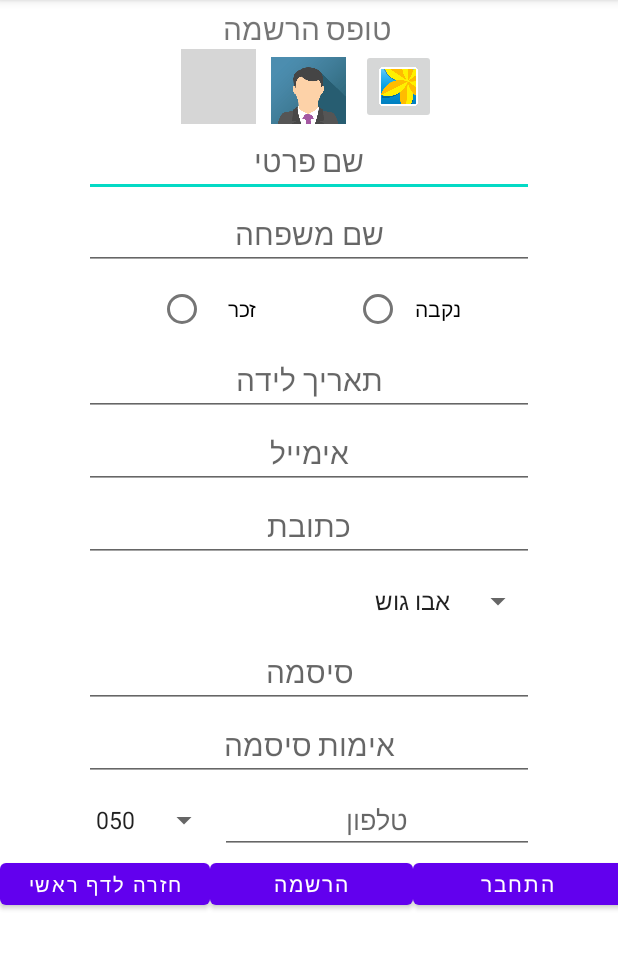
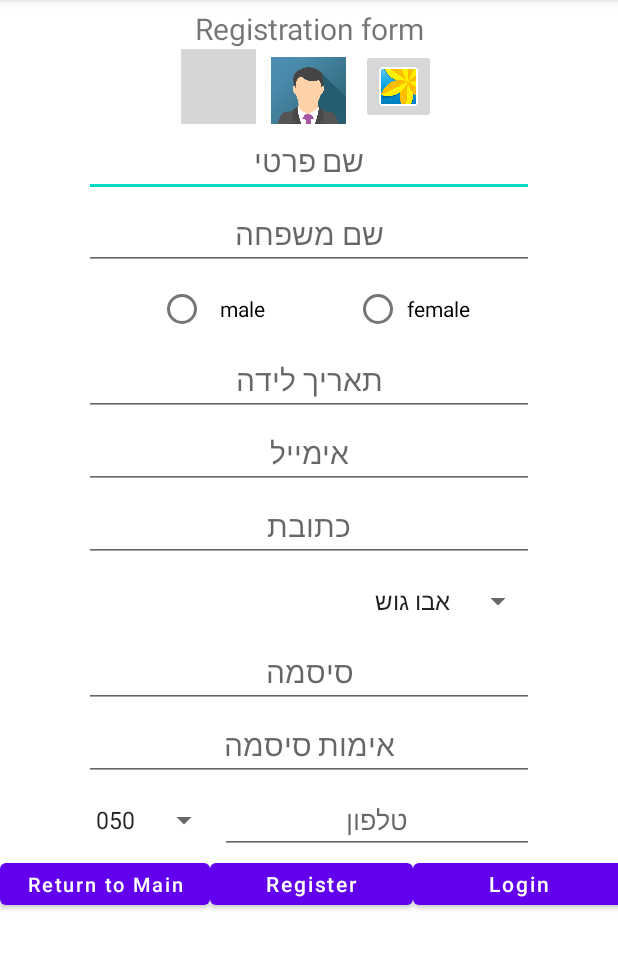
Before and after one commit to RoyIdan/RoyIdanProject, an Android app: the screen it shows after launch (RegisterActivity), after a tap on "הרשמה", on a phone screen of 412 x 824 dp, the part 84-1052 px from its top. Run offline under Robolectric (Android 15) with nearby library versions, the phone set to English and light mode, and no system bars; our stand-ins replace Room's generated code; grey boxes are pictures that could not be loaded.

Commit message:
Initial commit

```diff
--- a/app/src/main/java/com/example/royidanproject/Adapters/UsersAdapter.java
+++ b/app/src/main/java/com/example/royidanproject/Adapters/UsersAdapter.java
@@ -36,7 +36,7 @@ import java.util.concurrent.TimeUnit;
 import java.util.zip.Inflater;
 
 import static com.example.royidanproject.MainActivity.SP_NAME;
-import static com.example.royidanproject.MainActivity.USERS_FOLDER_NAME;
+import static com.example.royidanproject.MainActivity.FOLDER_NAME;
 
 public class UsersAdapter extends BaseAdapter {
 
@@ -167,7 +167,7 @@ public class UsersAdapter extends BaseAdapter {
         tvUserPhone.setText(user.getUserPhone());
         tvUserEmail.setText(user.getUserEmail());
 
-        File folder = new File(Environment.getExternalStorageDirectory() + "/" + USERS_FOLDER_NAME);
+        File folder = new File(Environment.getExternalStorageDirectory() + "/" + FOLDER_NAME);
         Uri uri = Uri.parse("file://" + folder + "/" + photoName);
         ivPhoto.setImageURI(uri);
         return view;
--- a/app/src/main/java/com/example/royidanproject/DatabaseFolder/SmartphonesDao.java
+++ b/app/src/main/java/com/example/royidanproject/DatabaseFolder/SmartphonesDao.java
@@ -18,7 +18,4 @@ public interface SmartphonesDao {
     @Query("SELECT * FROM tblsmartphones WHERE :query")
     List<Smartphone> getByQuery(String query);
 
-    @Query("SELECT * FROM tblsmartphones")
-    List<Smartphone> getAll();
-
 }
--- a/app/src/main/java/com/example/royidanproject/DatabaseFolder/TypeConverters.java
+++ b/app/src/main/java/com/example/royidanproject/DatabaseFolder/TypeConverters.java
@@ -15,6 +15,4 @@ public class TypeConverters {
         return date == null ? null : date.getTime();
     }
 
-
-
 }
--- a/app/src/main/java/com/example/royidanproject/DatabaseFolder/UsersDao.java
+++ b/app/src/main/java/com/example/royidanproject/DatabaseFolder/UsersDao.java
@@ -12,8 +12,8 @@ import androidx.room.Update;
 
 @Dao
 public interface UsersDao {
-    @Query("SELECT * FROM tblUsers ORDER BY userName, userSurname")
-    List<Users> getAll_sorted();
+    @Query("SELECT * FROM tblUsers")
+    List<Users> getAll();
 
     @Query("SELECT * FROM tblUsers WHERE userId = :userId")
     Users getUserById(long userId);
--- a/app/src/main/java/com/example/royidanproject/ManagerActivity.java
+++ b/app/src/main/java/com/example/royidanproject/ManagerActivity.java
@@ -1,13 +1,8 @@
 package com.example.royidanproject;
 
-import androidx.annotation.NonNull;
 import androidx.appcompat.app.AppCompatActivity;
 
 import android.os.Bundle;
-import android.os.Handler;
-import android.os.Looper;
-import android.os.Message;
-import android.view.View;
 
 public class ManagerActivity extends AppCompatActivity {
 
--- a/app/src/main/java/com/example/royidanproject/Utility/Validator.java
+++ b/app/src/main/java/com/example/royidanproject/Utility/Validator.java
@@ -87,7 +87,7 @@ public class Validator {
 
     public static String validateCity(String city) {
         // city
-        if (city.equals("בחר עיר")) {
+        if (city.equals("select city")) {
             return "תבחר עיר בבקשה.";
         }
         return "";
--- a/app/src/main/res/drawable/circle.xml
+++ b/app/src/main/res/drawable/circle.xml
@@ -8,5 +8,5 @@
 
     <stroke
         android:width="10dp"
-        android:color="@android:color/black" />
+        android:color="@android:color/white" />
 </shape>
--- a/app/src/main/res/layout/activity_register.xml
+++ b/app/src/main/res/layout/activity_register.xml
@@ -14,7 +14,7 @@
         android:layout_gravity="center"
         android:gravity="center"
         android:layout_marginTop="5dp"
-        android:text="טופס הרשמה"
+        android:text="Registration form"
         android:textSize="20dp"
         android:id="@+id/tvTitle"
         />
@@ -99,7 +99,7 @@
             android:gravity="center"
             android:layout_marginRight="25dp"
             android:layout_marginLeft="30dp"
-            android:text="זכר"
+            android:text="male"
             android:id="@+id/rdMale"/>
         <RadioButton
             android:layout_width="80dp"
@@ -107,7 +107,7 @@
             android:gravity="center"
             android:layout_gravity="center"
             android:layout_marginLeft="25dp"
-            android:text="נקבה"
+            android:text="female"
             android:id="@+id/rdFemale"/>
     </RadioGroup>
 
@@ -119,7 +119,6 @@
         android:gravity="center"
         android:inputType="date"
         android:layout_marginTop="3dp"
-        android:focusable="false"
         android:textSize="20dp"
         android:hint="תאריך לידה"
         android:id="@+id/etBirthdate"
@@ -215,21 +214,21 @@
             android:layout_height="40dp"
             android:textSize="13dp"
             android:layout_width="140dp"
-            android:text="חזרה לדף ראשי"
+            android:text="Return to Main"
             android:textAllCaps="false"
             android:id="@+id/btnReturn"
             />
         <Button
             android:layout_height="40dp"
             android:layout_width="135dp"
-            android:text="הרשמה"
+            android:text="Register"
             android:textAllCaps="false"
             android:id="@+id/btnRegister"
             />
         <Button
             android:layout_height="40dp"
             android:layout_width="140dp"
-            android:text="התחבר"
+            android:text="Login"
             android:textAllCaps="false"
             android:id="@+id/btnLogin"
             />
--- a/app/src/main/res/values/strings.xml
+++ b/app/src/main/res/values/strings.xml
@@ -15,10 +15,10 @@
     </string-array>
 
     <string-array name="spinner_city" id="@+id/spinnerItems_city">
-        <item>בחר עיר</item>
-        <item>תל אביב</item>
-        <item>ירושלים</item>
-        <item>אשדוד</item>
+        <item>select city</item>
+        <item>Tel Aviv</item>
+        <item>Jerusalem</item>
+        <item>Ashdod</item>
     </string-array>
 
 </resources>
```
Also changed, not shown: app/src/main/AndroidManifest.xml (+2 -6 lines), app/src/main/java/com/example/royidanproject/DatabaseFolder/Product.java (+0 -27 lines), app/src/main/java/com/example/royidanproject/DatabaseFolder/Smartphone.java (+13 -0 lines), app/src/main/java/com/example/royidanproject/UsersActivity.java (+4 -4 lines), app/src/main/res/layout/activity_gallery.xml (+3 -13 lines), 1 other file.
